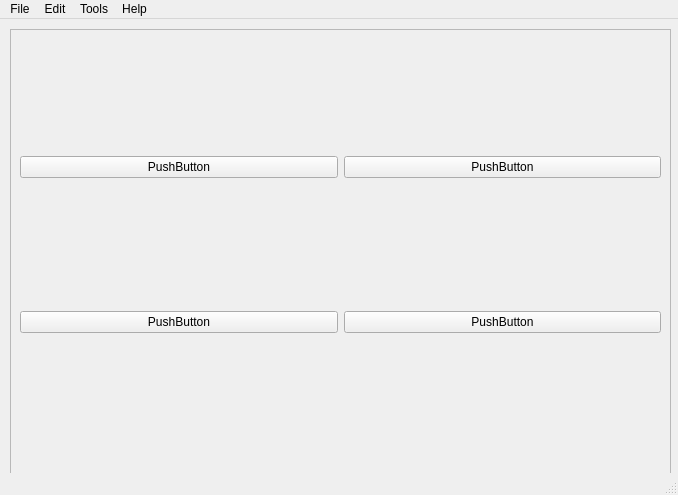
Before: the Qt Designer form mainwin.ui in pgroning/best, drawn with Qt 5.
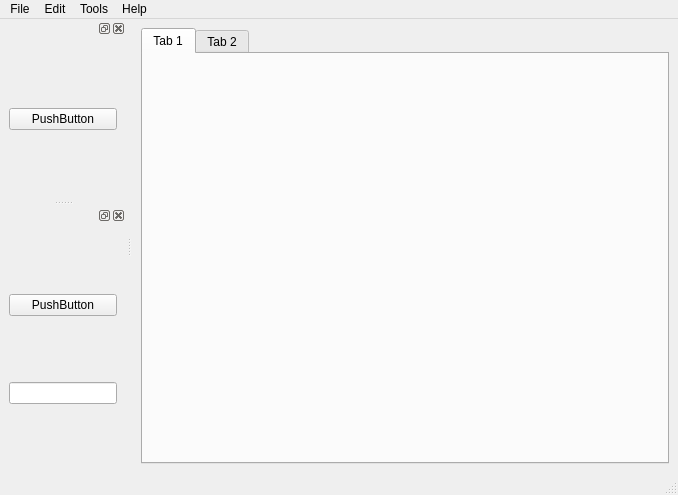
After: the same form once the commit is applied. Icons and pictures are not drawn.

Commit message: added some layouts and created main.py

```diff
--- a/mainwin.ui
+++ b/mainwin.ui
@@ -19,62 +19,25 @@
    </iconset>
   </property>
   <widget class="QWidget" name="centralwidget">
-   <widget class="QFrame" name="frame">
-    <property name="geometry">
-     <rect>
-      <x>10</x>
-      <y>10</y>
-      <width>661</width>
-      <height>451</height>
-     </rect>
-    </property>
-    <property name="frameShape">
-     <enum>QFrame::StyledPanel</enum>
-    </property>
-    <property name="frameShadow">
-     <enum>QFrame::Raised</enum>
-    </property>
-    <widget class="QWidget" name="gridLayoutWidget">
-     <property name="geometry">
-      <rect>
-       <x>10</x>
-       <y>0</y>
-       <width>641</width>
-       <height>431</height>
-      </rect>
-     </property>
-     <layout class="QGridLayout" name="gridLayout">
-      <item row="1" column="0">
-       <widget class="QPushButton" name="pushButton">
-        <property name="text">
-         <string>PushButton</string>
-        </property>
-       </widget>
-      </item>
-      <item row="0" column="0">
-       <widget class="QPushButton" name="pushButton_2">
-        <property name="text">
-         <string>PushButton</string>
-        </property>
-       </widget>
-      </item>
-      <item row="0" column="1">
-       <widget class="QPushButton" name="pushButton_3">
-        <property name="text">
-         <string>PushButton</string>
-        </property>
-       </widget>
-      </item>
-      <item row="1" column="1">
-       <widget class="QPushButton" name="pushButton_4">
-        <property name="text">
-         <string>PushButton</string>
-        </property>
-       </widget>
-      </item>
-     </layout>
-    </widget>
-   </widget>
+   <layout class="QVBoxLayout" name="verticalLayout">
+    <item>
+     <widget class="QTabWidget" name="tabWidget">
+      <property name="currentIndex">
+       <number>0</number>
+      </property>
+      <widget class="QWidget" name="tab">
+       <attribute name="title">
+        <string>Tab 1</string>
+       </attribute>
+      </widget>
+      <widget class="QWidget" name="tab_2">
+       <attribute name="title">
+        <string>Tab 2</string>
+       </attribute>
+      </widget>
+     </widget>
+    </item>
+   </layout>
   </widget>
   <widget class="QMenuBar" name="menubar">
    <property name="geometry">
@@ -141,6 +104,41 @@
     <bool>false</bool>
    </property>
   </widget>
+  <widget class="QDockWidget" name="dockWidget">
+   <attribute name="dockWidgetArea">
+    <number>1</number>
+   </attribute>
+   <widget class="QWidget" name="dockWidgetContents">
+    <layout class="QVBoxLayout" name="verticalLayout_2">
+     <item>
+      <widget class="QPushButton" name="pushButton">
+       <property name="text">
+        <string>PushButton</string>
+       </property>
+      </widget>
+     </item>
+    </layout>
+   </widget>
+  </widget>
+  <widget class="QDockWidget" name="dockWidget_2">
+   <attribute name="dockWidgetArea">
+    <number>1</number>
+   </attribute>
+   <widget class="QWidget" name="dockWidgetContents_2">
+    <layout class="QVBoxLayout" name="verticalLayout_3">
+     <item>
+      <widget class="QPushButton" name="pushButton_2">
+       <property name="text">
+        <string>PushButton</string>
+       </property>
+      </widget>
+     </item>
+     <item>
+      <widget class="QLineEdit" name="lineEdit"/>
+     </item>
+    </layout>
+   </widget>
+  </widget>
   <action name="actionOpen_file">
    <property name="icon">
     <iconset>
```
Left out of the diff: 22 changed lines with no effect on the pictures. The commit also changes 2 other files.
